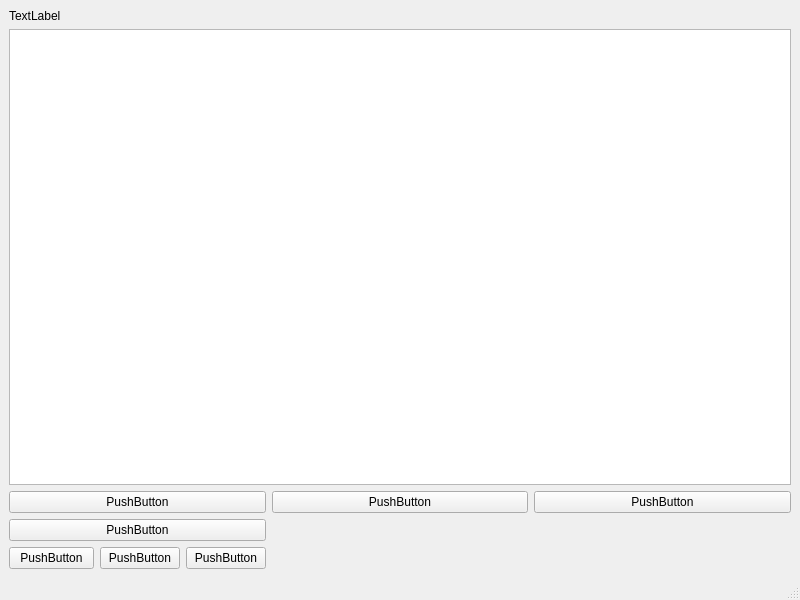
The window that SegonaEvaluacio/Unitat5/calculadora_pract.ui (raulsales9/2DAM_CourseSalesRaul) describes before a commit, drawn with Qt 5.
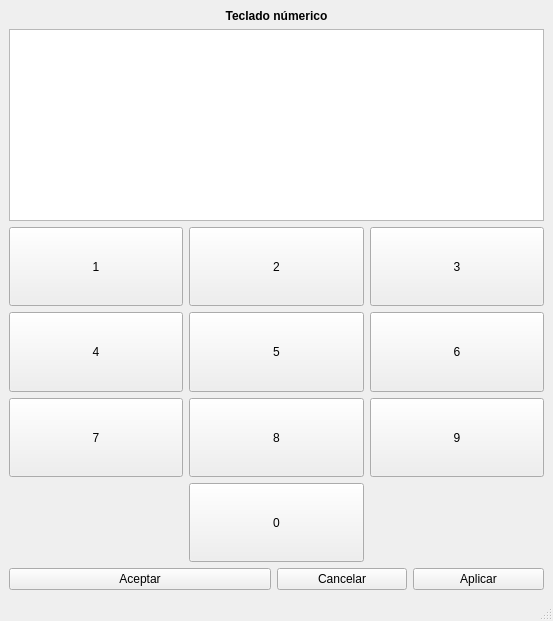
The same window after the commit.

The edit to the form file:
```diff
--- a/SegonaEvaluacio/Unitat5/calculadora_pract.ui
+++ b/SegonaEvaluacio/Unitat5/calculadora_pract.ui
@@ -6,8 +6,8 @@
    <rect>
     <x>0</x>
     <y>0</y>
-    <width>800</width>
-    <height>600</height>
+    <width>553</width>
+    <height>621</height>
    </rect>
   </property>
   <property name="windowTitle">
@@ -17,7 +17,46 @@
    <layout class="QHBoxLayout" name="horizontalLayout_2">
     <item>
      <layout class="QGridLayout" name="gridLayout_3">
-      <item row="4" column="0">
+      <item row="2" column="0">
+       <widget class="QPushButton" name="pushButton_4">
+        <property name="sizePolicy">
+         <sizepolicy hsizetype="Minimum" vsizetype="Expanding">
+          <horstretch>0</horstretch>
+          <verstretch>0</verstretch>
+         </sizepolicy>
+        </property>
+        <property name="text">
+         <string>1</string>
+        </property>
+       </widget>
+      </item>
+      <item row="4" column="1">
+       <widget class="QPushButton" name="pushButton_10">
+        <property name="sizePolicy">
+         <sizepolicy hsizetype="Minimum" vsizetype="Expanding">
+          <horstretch>0</horstretch>
+          <verstretch>0</verstretch>
+         </sizepolicy>
+        </property>
+        <property name="text">
+         <string>8</string>
+        </property>
+       </widget>
+      </item>
+      <item row="2" column="1">
+       <widget class="QPushButton" name="pushButton_5">
+        <property name="sizePolicy">
+         <sizepolicy hsizetype="Minimum" vsizetype="Expanding">
+          <horstretch>0</horstretch>
+          <verstretch>0</verstretch>
+         </sizepolicy>
+        </property>
+        <property name="text">
+         <string>2</string>
+        </property>
+       </widget>
+      </item>
+      <item row="6" column="0" colspan="3">
        <layout class="QHBoxLayout" name="horizontalLayout">
         <item>
          <widget class="QPushButton" name="pushButton">
@@ -28,7 +67,7 @@
            </sizepolicy>
           </property>
           <property name="text">
-           <string>PushButton</string>
+           <string>Aceptar</string>
           </property>
          </widget>
         </item>
@@ -41,7 +80,7 @@
            </sizepolicy>
           </property>
           <property name="text">
-           <string>PushButton</string>
+           <string>Cancelar</string>
           </property>
          </widget>
         </item>
@@ -54,47 +93,133 @@
            </sizepolicy>
           </property>
           <property name="text">
-           <string>PushButton</string>
+           <string>Aplicar</string>
           </property>
          </widget>
         </item>
        </layout>
       </item>
-      <item row="2" column="1">
-       <widget class="QPushButton" name="pushButton_5">
-        <property name="text">
-         <string>PushButton</string>
+      <item row="3" column="1">
+       <widget class="QPushButton" name="pushButton_8">
+        <property name="sizePolicy">
+         <sizepolicy hsizetype="Minimum" vsizetype="MinimumExpanding">
+          <horstretch>0</horstretch>
+          <verstretch>0</verstretch>
+         </sizepolicy>
         </property>
-       </widget>
-      </item>
-      <item row="2" column="0">
-       <widget class="QPushButton" name="pushButton_4">
         <property name="text">
-         <string>PushButton</string>
+         <string>5</string>
         </property>
        </widget>
       </item>
-      <item row="2" column="2">
-       <widget class="QPushButton" name="pushButton_6">
-        <property name="text">
-         <string>PushButton</string>
-        </property>
-       </widget>
-      </item>
-      <item row="3" column="0">
-       <widget class="QPushButton" name="pushButton_7">
-        <property name="text">
-         <string>PushButton</string>
-        </property>
-       </widget>
-      </item>
-      <item row="1" column="0" colspan="3">
-       <widget class="QTextEdit" name="textEdit"/>
-      </item>
       <item row="0" column="0" colspan="3">
        <widget class="QLabel" name="label">
+        <property name="font">
+         <font>
+          <bold>true</bold>
+         </font>
+        </property>
         <property name="text">
-         <string>TextLabel</string>
+         <string>Teclado númerico</string>
+        </property>
+        <property name="alignment">
+         <set>Qt::AlignCenter</set>
+        </property>
+       </widget>
+      </item>
+      <item row="4" column="0">
+       <widget class="QPushButton" name="pushButton_11">
+        <property name="sizePolicy">
+         <sizepolicy hsizetype="Minimum" vsizetype="Expanding">
+          <horstretch>0</horstretch>
+          <verstretch>0</verstretch>
+         </sizepolicy>
+        </property>
+        <property name="text">
+         <string>7</string>
+        </property>
+       </widget>
+      </item>
+      <item row="4" column="2">
+       <widget class="QPushButton" name="pushButton_12">
+        <property name="sizePolicy">
+         <sizepolicy hsizetype="Minimum" vsizetype="Expanding">
+          <horstretch>0</horstretch>
+          <verstretch>0</verstretch>
+         </sizepolicy>
+        </property>
+        <property name="text">
+         <string>9</string>
+        </property>
+       </widget>
+      </item>
+      <item row="1" column="0" colspan="3">
+       <widget class="QTextEdit" name="textEdit"/>
+      </item>
+      <item row="5" column="1">
+       <widget class="QPushButton" name="pushButton_13">
+        <property name="sizePolicy">
+         <sizepolicy hsizetype="Minimum" vsizetype="Expanding">
+          <horstretch>0</horstretch>
+          <verstretch>0</verstretch>
+         </sizepolicy>
+        </property>
+        <property name="text">
+         <string>0</string>
+        </property>
+       </widget>
+      </item>
+      <item row="3" column="0">
+       <widget class="QPushButton" name="pushButton_7">
+        <property name="sizePolicy">
+         <sizepolicy hsizetype="Minimum" vsizetype="Expanding">
+          <horstretch>0</horstretch>
+          <verstretch>0</verstretch>
+         </sizepolicy>
+        </property>
+        <property name="text">
+         <string>4</string>
+        </property>
+       </widget>
+      </item>
+      <item row="3" column="2">
+       <widget class="QPushButton" name="pushButton_9">
+        <property name="sizePolicy">
+         <sizepolicy hsizetype="Minimum" vsizetype="MinimumExpanding">
+          <horstretch>0</horstretch>
+          <verstretch>0</verstretch>
+         </sizepolicy>
+        </property>
+        <property name="text">
+         <string>6</string>
+        </property>
+       </widget>
+      </item>
+      <item row="2" column="2">
+       <widget class="QPushButton" name="pushButton_6">
+        <property name="sizePolicy">
+         <sizepolicy hsizetype="Minimum" vsizetype="Expanding">
+          <horstretch>0</horstretch>
+          <verstretch>0</verstretch>
+         </sizepolicy>
+        </property>
+        <property name="sizeIncrement">
+         <size>
+          <width>0</width>
+          <height>0</height>
+         </size>
+        </property>
+        <property name="text">
+         <string>3</string>
+        </property>
+        <property name="iconSize">
+         <size>
+          <width>30</width>
+          <height>30</height>
+         </size>
+        </property>
+        <property name="flat">
+         <bool>false</bool>
         </property>
        </widget>
       </item>
@@ -107,7 +232,7 @@
     <rect>
      <x>0</x>
      <y>0</y>
-     <width>800</width>
+     <width>553</width>
      <height>22</height>
     </rect>
    </property>
```
